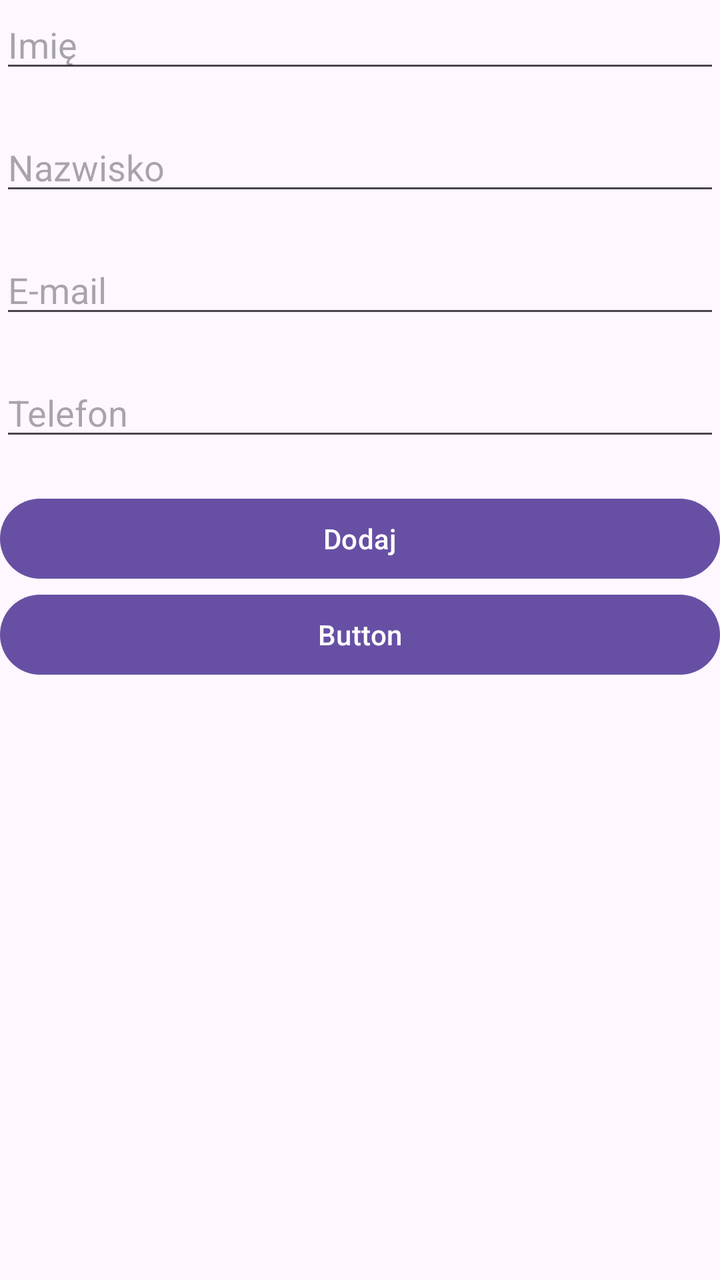
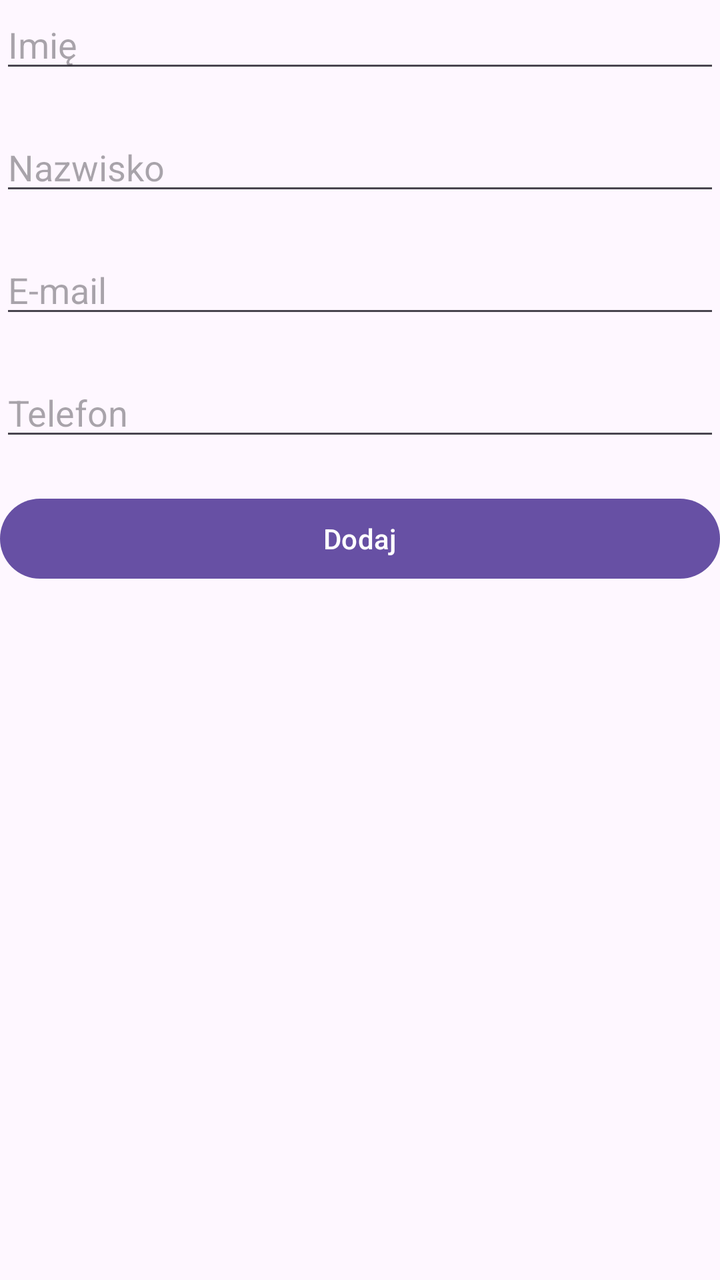

Two renders of the same Android screen: before a commit and after it. Below are the layout's source before the change and the commit's diff.
<!-- AndroidManifest.xml: application theme Theme.ZadanieRoom -->
<!-- res/layout/activity_main.xml -->
<?xml version="1.0" encoding="utf-8"?>
<LinearLayout xmlns:android="http://schemas.android.com/apk/res/android"
    xmlns:app="http://schemas.android.com/apk/res-auto"
    xmlns:tools="http://schemas.android.com/tools"
    android:id="@+id/main"
    android:layout_width="match_parent"
    android:layout_height="match_parent"
    android:orientation="vertical"
    tools:context=".MainActivity" >

    <EditText
        android:id="@+id/editName"
        android:layout_width="match_parent"
        android:layout_height="wrap_content"
        android:ems="10"
        android:inputType="text"
        android:hint="Imię"
        android:layout_marginBottom="20sp"
        />

    <EditText
        android:id="@+id/editSecondName"
        android:layout_width="match_parent"
        android:layout_height="wrap_content"
        android:ems="10"
        android:inputType="text"
        android:hint="Nazwisko"
        android:layout_marginBottom="20sp"
        />

    <EditText
        android:id="@+id/editEmail"
        android:layout_width="match_parent"
        android:layout_height="wrap_content"
        android:ems="10"
        android:inputType="textEmailAddress"
        android:hint="E-mail"
        android:layout_marginBottom="20sp"
        />

    <EditText
        android:id="@+id/editPhone"
        android:layout_width="match_parent"
        android:layout_height="wrap_content"
        android:ems="10"
        android:inputType="phone"
        android:hint="Telefon"
        android:layout_marginBottom="20sp"
        />

    <Button
        android:id="@+id/buttonDodaj"
        android:layout_width="match_parent"
        android:layout_height="wrap_content"
        android:text="Dodaj" />

    <Button
        android:id="@+id/buttonEdytuj"
        android:layout_width="match_parent"
        android:layout_height="wrap_content"
        android:text="Button" />

    <ListView
        android:layout_width="match_parent"
        android:layout_height="wrap_content"
        android:id="@+id/listView"
        />
</LinearLayout>
<!-- resources referenced by this layout -->
<resources>
  <style name="Theme.ZadanieRoom" parent="Base.Theme.ZadanieRoom" />
  <style name="Base.Theme.ZadanieRoom" parent="Theme.Material3.DayNight.NoActionBar">
          
          
      </style>
</resources>

<!-- the commit's change to res/layout/activity_main.xml (unified diff, before → after) -->
@@ -58,7 +58,9 @@
         android:id="@+id/buttonEdytuj"
         android:layout_width="match_parent"
         android:layout_height="wrap_content"
-        android:text="Button" />
+        android:text="Edytuj"
+        android:visibility="invisible"
+        />
 
     <ListView
         android:layout_width="match_parent"
